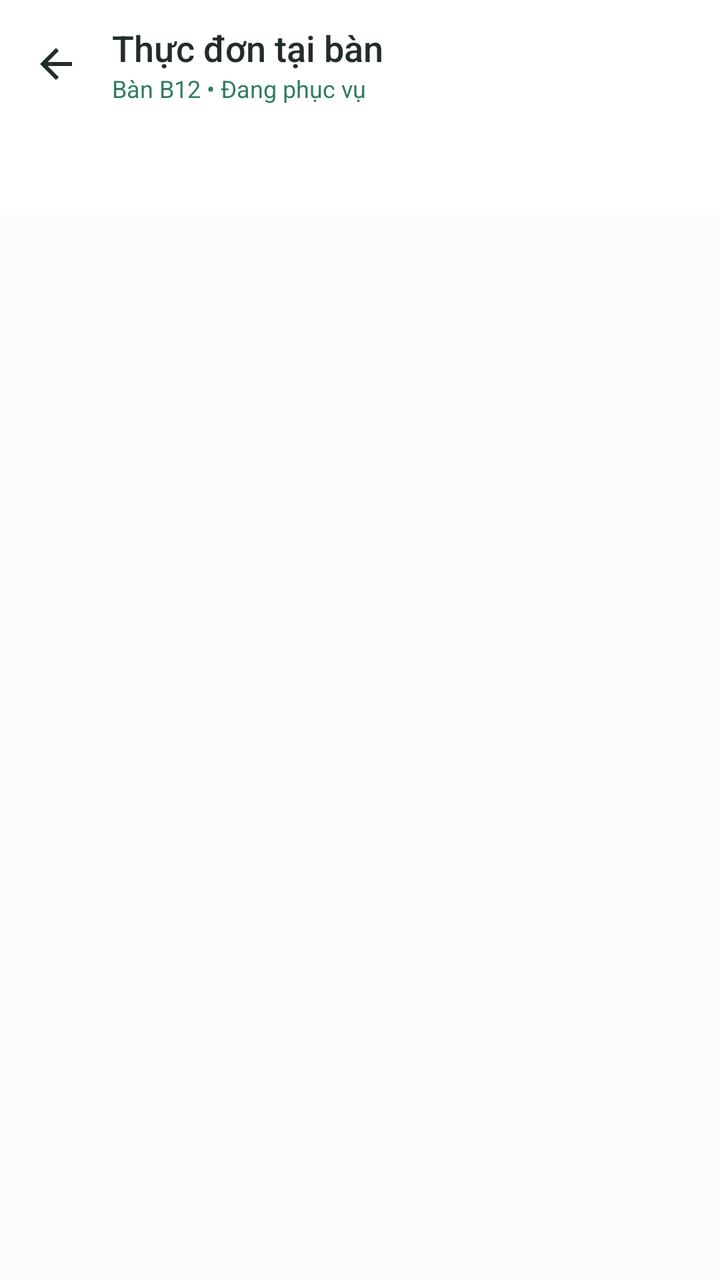
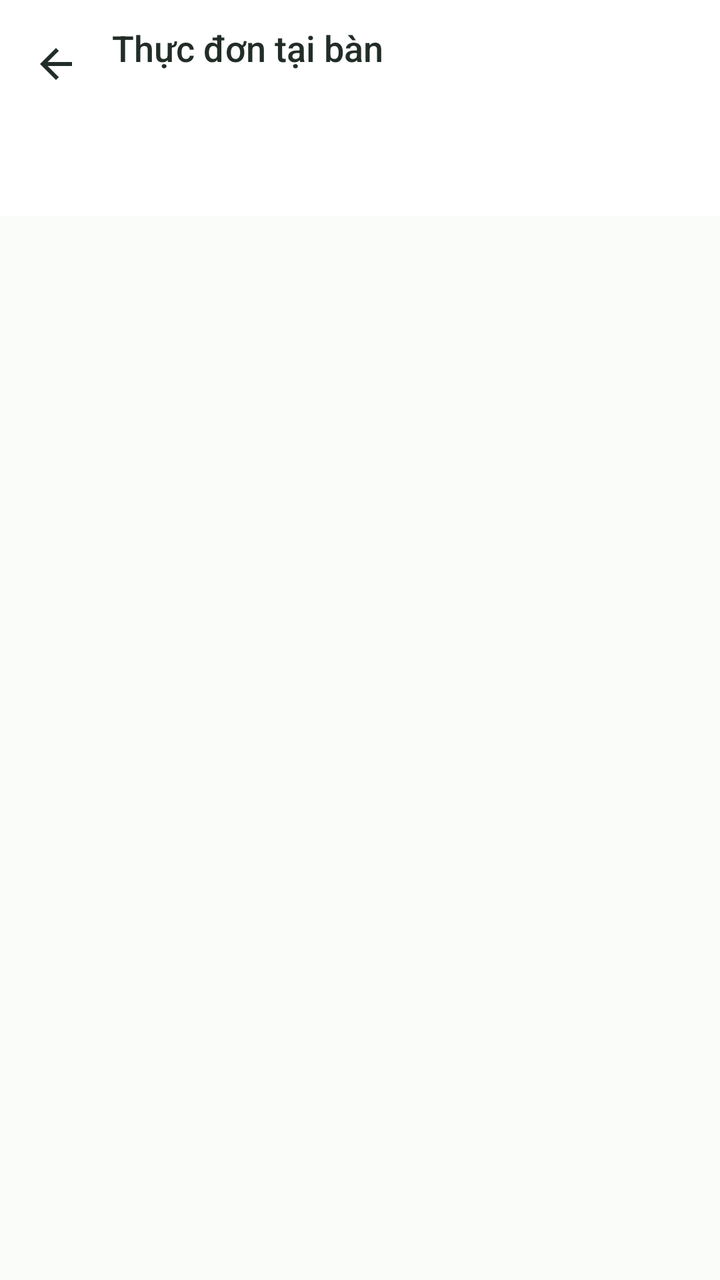

Two renders of the same Android screen: before a commit and after it. Below are the layout's source before the change and the commit's diff.
<!-- AndroidManifest.xml: application theme Theme.VietTable -->
<!-- res/layout/fragment_dinein_menu.xml -->
<?xml version="1.0" encoding="utf-8"?>
<androidx.coordinatorlayout.widget.CoordinatorLayout xmlns:android="http://schemas.android.com/apk/res/android"
    xmlns:app="http://schemas.android.com/apk/res-auto"
    android:layout_width="match_parent"
    android:layout_height="match_parent"
    android:background="@color/colorBackground">

    <com.google.android.material.appbar.AppBarLayout
        android:layout_width="match_parent"
        android:layout_height="wrap_content"
        android:background="@color/colorSurface"
        app:elevation="0dp">

        <com.google.android.material.appbar.MaterialToolbar
            android:id="@+id/toolbar"
            android:layout_width="match_parent"
            android:layout_height="?attr/actionBarSize"
            app:navigationIcon="@drawable/ic_back"
            app:navigationIconTint="@color/colorTextPrimary">

            <LinearLayout
                android:layout_width="wrap_content"
                android:layout_height="wrap_content"
                android:orientation="vertical">

                <TextView
                    android:layout_width="wrap_content"
                    android:layout_height="wrap_content"
                    android:fontFamily="sans-serif-medium"
                    android:text="Thực đơn tại bàn"
                    android:textColor="@color/colorTextPrimary"
                    android:textSize="18sp" />

                <TextView
                    android:id="@+id/tvTableContext"
                    android:layout_width="wrap_content"
                    android:layout_height="wrap_content"
                    android:text="Bàn B12 • Đang phục vụ"
                    android:textColor="@color/colorPrimary"
                    android:textSize="12sp" />
            </LinearLayout>
        </com.google.android.material.appbar.MaterialToolbar>

        
        <com.google.android.material.tabs.TabLayout
            android:id="@+id/tabLayoutCategories"
            android:layout_width="match_parent"
            android:layout_height="44dp"
            android:background="@color/colorSurface"
            app:tabIndicatorColor="@color/colorPrimary"
            app:tabMode="scrollable"
            app:tabSelectedTextColor="@color/colorPrimary"
            app:tabTextColor="@color/colorTextSecondary" />

    </com.google.android.material.appbar.AppBarLayout>

    <androidx.recyclerview.widget.RecyclerView
        android:id="@+id/rvDineinFoods"
        android:layout_width="match_parent"
        android:layout_height="match_parent"
        android:clipToPadding="false"
        android:padding="12dp"
        android:paddingBottom="90dp"
        app:layout_behavior="@string/appbar_scrolling_view_behavior" />

    
    <com.google.android.material.card.MaterialCardView
        android:id="@+id/cardStickyCart"
        android:layout_width="match_parent"
        android:layout_height="wrap_content"
        android:layout_gravity="bottom"
        android:layout_margin="16dp"
        android:tag="safe_bottom"
        android:visibility="gone"
        app:cardBackgroundColor="@color/colorPrimary"
        app:cardCornerRadius="16dp"
        app:cardElevation="6dp">

        <LinearLayout
            android:layout_width="match_parent"
            android:layout_height="wrap_content"
            android:gravity="center_vertical"
            android:orientation="horizontal"
            android:paddingHorizontal="16dp"
            android:paddingVertical="12dp">

            <ImageView
                android:layout_width="28dp"
                android:layout_height="28dp"
                android:src="@drawable/ic_cutlery"
                app:tint="@color/colorOnPrimary" />

            <LinearLayout
                android:layout_width="0dp"
                android:layout_height="wrap_content"
                android:layout_marginStart="12dp"
                android:layout_weight="1"
                android:orientation="vertical">

                <TextView
                    android:id="@+id/tvCartItemCount"
                    android:layout_width="wrap_content"
                    android:layout_height="wrap_content"
                    android:fontFamily="sans-serif-medium"
                    android:text="2 món mới đã chọn"
                    android:textColor="@color/colorOnPrimary"
                    android:textSize="14sp" />

                <TextView
                    android:id="@+id/tvCartTotalPrice"
                    android:layout_width="wrap_content"
                    android:layout_height="wrap_content"
                    android:text="130.000 đ"
                    android:textColor="#D0E8D7"
                    android:textSize="13sp" />
            </LinearLayout>

            <com.google.android.material.button.MaterialButton
                android:id="@+id/btnViewDineinCart"
                style="@style/Widget.VietTable.Button.Gold"
                android:layout_width="wrap_content"
                android:layout_height="wrap_content"
                android:text="Xem giỏ &amp; Gọi" />
        </LinearLayout>
    </com.google.android.material.card.MaterialCardView>

</androidx.coordinatorlayout.widget.CoordinatorLayout>
<!-- resources referenced by this layout -->
<resources>
  <color name="colorBackground">#FAFCFA</color>
  <color name="colorOnPrimary">#FFFFFF</color>
  <color name="colorPrimary">#2E7D5B</color>
  <color name="colorSurface">#FFFFFF</color>
  <color name="colorTextPrimary">#222D27</color>
  <color name="colorTextSecondary">#68766E</color>
  <style name="Theme.VietTable" parent="Base.Theme.VietTable" />
  <color name="gold_btn_text">#3C2E12</color>
  <dimen name="btn_height_primary">52dp</dimen>
  <dimen name="radius_medium">12dp</dimen>
  <style name="Base.Theme.VietTable" parent="Theme.Material3.Light.NoActionBar">
          
          <item name="colorPrimary">@color/primary</item>
          <item name="colorPrimaryDark">@color/primary_dark</item>
          <item name="colorOnPrimary">@color/on_primary</item>
          <item name="colorPrimaryContainer">@color/primary_container</item>
          <item name="colorOnPrimaryContainer">@color/on_primary_container</item>
  
          <item name="colorSecondary">@color/accent_gold</item>
          <item name="colorOnSecondary">@color/white</item>
          <item name="colorSecondaryContainer">@color/accent_gold_container</item>
          <item name="colorOnSecondaryContainer">@color/accent_gold_dark</item>
  
          <item name="android:colorBackground">@color/bg_cream</item>
          <item name="colorSurface">@color/surface</item>
          <item name="colorOnSurface">@color/text_primary</item>
          <item name="colorSurfaceVariant">@color/surface_variant</item>
  
          <item name="colorError">@color/semantic_error</item>
          <item name="colorOnError">@color/white</item>
  
          
          <item name="android:statusBarColor">@android:color/transparent</item>
          <item name="android:windowLightStatusBar">true</item>
          <item name="android:navigationBarColor">@android:color/transparent</item>
          <item name="android:windowLightNavigationBar">true</item>
  
          
          <item name="colorAccent">@color/primary</item>
          <item name="alertDialogTheme">@style/ThemeOverlay.VietTable.Dialog.Alert</item>
          <item name="materialAlertDialogTheme">@style/ThemeOverlay.VietTable.MaterialAlertDialog</item>
          <item name="buttonBarPositiveButtonStyle">@style/Widget.VietTable.Dialog.Button.Positive</item>
          <item name="buttonBarNegativeButtonStyle">@style/Widget.VietTable.Dialog.Button.Negative</item>
          <item name="buttonBarNeutralButtonStyle">@style/Widget.VietTable.Dialog.Button.Neutral</item>
          <item name="materialButtonStyle">@style/Widget.VietTable.Button.Primary</item>
          <item name="materialButtonOutlinedStyle">@style/Widget.VietTable.Button.Outlined</item>
          <item name="borderlessButtonStyle">@style/Widget.VietTable.Button.Text</item>
          <item name="materialCardViewStyle">@style/Widget.VietTable.Card</item>
          <item name="textInputStyle">@style/Widget.VietTable.TextInputLayout</item>
          <item name="toolbarStyle">@style/Widget.VietTable.Toolbar</item>
          <item name="bottomNavigationStyle">@style/Widget.VietTable.BottomNavigationView</item>
      </style>
  <dimen name="text_button">14sp</dimen>
  <color name="primary">#2E7D5B</color>
  <color name="primary_dark">#24654A</color>
  <color name="on_primary">#FFFFFF</color>
  <color name="primary_container">#EEF7F2</color>
  <color name="on_primary_container">#1B4E38</color>
  <color name="accent_gold">#CCA862</color>
  <color name="white">#FFFFFFFF</color>
  <color name="accent_gold_container">#FAF5EB</color>
  <color name="accent_gold_dark">#9E7D33</color>
  <color name="bg_cream">#FAFCFA</color>
  <color name="surface">#FFFFFF</color>
  <color name="text_primary">#222D27</color>
  <color name="surface_variant">#F3F7F5</color>
  <color name="semantic_error">#D32F2F</color>
  <color name="text_secondary">#68766E</color>
  <color name="transparent">#00000000</color>
  <dimen name="radius_large">16dp</dimen>
  <dimen name="card_elevation">1.5dp</dimen>
  <color name="divider">#E9EFEB</color>
  <dimen name="card_stroke_width">1dp</dimen>
  <!-- unchanged entries left out for length: 20 -->
</resources>

<!-- the commit's change to res/layout/fragment_dinein_menu.xml (unified diff, before → after) -->
@@ -35,7 +35,7 @@
                     android:id="@+id/tvTableContext"
                     android:layout_width="wrap_content"
                     android:layout_height="wrap_content"
-                    android:text="Bàn B12 • Đang phục vụ"
+                    android:text=""
                     android:textColor="@color/colorPrimary"
                     android:textSize="12sp" />
             </LinearLayout>
<!-- resource entries referenced after the edit -->
@@ -35,7 +35,6 @@
           <item name="android:statusBarColor">@android:color/transparent</item>
           <item name="android:windowLightStatusBar">true</item>
           <item name="android:navigationBarColor">@android:color/transparent</item>
-          <item name="android:windowLightNavigationBar">true</item>
   
           
           <item name="colorAccent">@color/primary</item>
